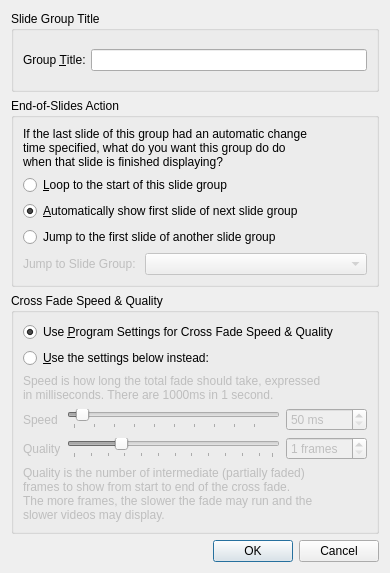
Old version of the form src/SlideGroupSettingsDialog.ui in the repository google-code-export/dviz.
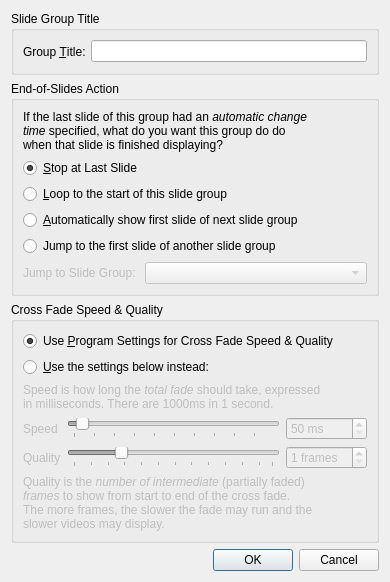
New version of the form.

Commit message: Completed basic implementation of Issue # 33 for Phonon support for Videos. Insert videos via the Insert menu in the main window. Also in this revision is prototype code in 3rdparty/transparent_web for a 'mirror' widget, specifically for use with a QWebView. This code will form the basis for the controls for a WebSlideGroup - to be added soon.

Diff of the .ui file:
```diff
--- a/src/SlideGroupSettingsDialog.ui
+++ b/src/SlideGroupSettingsDialog.ui
@@ -7,7 +7,7 @@
     <x>0</x>
     <y>0</y>
     <width>390</width>
-    <height>573</height>
+    <height>582</height>
    </rect>
   </property>
   <property name="windowTitle">
@@ -45,9 +45,26 @@
       <item>
        <widget class="QLabel" name="label">
         <property name="text">
-         <string>If the last slide of this group had an automatic change
-time specified, what do you want this group do do
-when that slide is finished displaying?</string>
+         <string>&lt;!DOCTYPE HTML PUBLIC &quot;-//W3C//DTD HTML 4.0//EN&quot; &quot;http://www.w3.org/TR/REC-html40/strict.dtd&quot;&gt;
+&lt;html&gt;&lt;head&gt;&lt;meta name=&quot;qrichtext&quot; content=&quot;1&quot; /&gt;&lt;style type=&quot;text/css&quot;&gt;
+p, li { white-space: pre-wrap; }
+&lt;/style&gt;&lt;/head&gt;&lt;body style=&quot; font-family:'Sans Serif'; font-size:9pt; font-weight:400; font-style:normal;&quot;&gt;
+&lt;table style=&quot;-qt-table-type: root; margin-top:4px; margin-bottom:4px; margin-left:4px; margin-right:4px;&quot;&gt;
+&lt;tr&gt;
+&lt;td style=&quot;border: none;&quot;&gt;
+&lt;p style=&quot; margin-top:0px; margin-bottom:0px; margin-left:0px; margin-right:0px; -qt-block-indent:0; text-indent:0px;&quot;&gt;If the last slide of this group had an &lt;span style=&quot; font-style:italic;&quot;&gt;automatic change&lt;/span&gt;&lt;/p&gt;
+&lt;p style=&quot; margin-top:0px; margin-bottom:0px; margin-left:0px; margin-right:0px; -qt-block-indent:0; text-indent:0px;&quot;&gt;&lt;span style=&quot; font-style:italic;&quot;&gt;time&lt;/span&gt; specified, what do you want this group do do&lt;/p&gt;
+&lt;p style=&quot; margin-top:0px; margin-bottom:0px; margin-left:0px; margin-right:0px; -qt-block-indent:0; text-indent:0px;&quot;&gt;when that slide is finished displaying?&lt;/p&gt;&lt;/td&gt;&lt;/tr&gt;&lt;/table&gt;&lt;/body&gt;&lt;/html&gt;</string>
+        </property>
+       </widget>
+      </item>
+      <item>
+       <widget class="QRadioButton" name="rStop">
+        <property name="text">
+         <string>&amp;Stop at Last Slide</string>
+        </property>
+        <property name="checked">
+         <bool>true</bool>
         </property>
        </widget>
       </item>
@@ -63,9 +80,12 @@
         <property name="text">
          <string>&amp;Automatically show first slide of next slide group</string>
         </property>
-        <property name="checked">
+        <property name="checkable">
          <bool>true</bool>
         </property>
+        <property name="checked">
+         <bool>false</bool>
+        </property>
        </widget>
       </item>
       <item>
@@ -141,8 +161,15 @@
          <item>
           <widget class="QLabel" name="label_6">
            <property name="text">
-            <string>Speed is how long the total fade should take, expressed
-in milliseconds. There are 1000ms in 1 second.</string>
+            <string>&lt;!DOCTYPE HTML PUBLIC &quot;-//W3C//DTD HTML 4.0//EN&quot; &quot;http://www.w3.org/TR/REC-html40/strict.dtd&quot;&gt;
+&lt;html&gt;&lt;head&gt;&lt;meta name=&quot;qrichtext&quot; content=&quot;1&quot; /&gt;&lt;style type=&quot;text/css&quot;&gt;
+p, li { white-space: pre-wrap; }
+&lt;/style&gt;&lt;/head&gt;&lt;body style=&quot; font-family:'Sans Serif'; font-size:9pt; font-weight:400; font-style:normal;&quot;&gt;
+&lt;table style=&quot;-qt-table-type: root; margin-top:4px; margin-bottom:4px; margin-left:4px; margin-right:4px;&quot;&gt;
+&lt;tr&gt;
+&lt;td style=&quot;border: none;&quot;&gt;
+&lt;p style=&quot; margin-top:0px; margin-bottom:0px; margin-left:0px; margin-right:0px; -qt-block-indent:0; text-indent:0px;&quot;&gt;Speed is how long the&lt;span style=&quot; font-style:italic;&quot;&gt; total fade&lt;/span&gt; should take, expressed&lt;/p&gt;
+&lt;p style=&quot; margin-top:0px; margin-bottom:0px; margin-left:0px; margin-right:0px; -qt-block-indent:0; text-indent:0px;&quot;&gt;in milliseconds. There are 1000ms in 1 second.&lt;/p&gt;&lt;/td&gt;&lt;/tr&gt;&lt;/table&gt;&lt;/body&gt;&lt;/html&gt;</string>
            </property>
           </widget>
          </item>
@@ -255,10 +282,17 @@
          <item>
           <widget class="QLabel" name="label_7">
            <property name="text">
-            <string>Quality is the number of intermediate (partially faded)
-frames to show from start to end of the cross fade. 
-The more frames, the slower the fade may run and the
-slower videos may display.</string>
+            <string>&lt;!DOCTYPE HTML PUBLIC &quot;-//W3C//DTD HTML 4.0//EN&quot; &quot;http://www.w3.org/TR/REC-html40/strict.dtd&quot;&gt;
+&lt;html&gt;&lt;head&gt;&lt;meta name=&quot;qrichtext&quot; content=&quot;1&quot; /&gt;&lt;style type=&quot;text/css&quot;&gt;
+p, li { white-space: pre-wrap; }
+&lt;/style&gt;&lt;/head&gt;&lt;body style=&quot; font-family:'Sans Serif'; font-size:9pt; font-weight:400; font-style:normal;&quot;&gt;
+&lt;table style=&quot;-qt-table-type: root; margin-top:4px; margin-bottom:4px; margin-left:4px; margin-right:4px;&quot;&gt;
+&lt;tr&gt;
+&lt;td style=&quot;border: none;&quot;&gt;
+&lt;p style=&quot; margin-top:0px; margin-bottom:0px; margin-left:0px; margin-right:0px; -qt-block-indent:0; text-indent:0px;&quot;&gt;Quality is the &lt;span style=&quot; font-style:italic;&quot;&gt;number of intermediate &lt;/span&gt;(partially faded)&lt;/p&gt;
+&lt;p style=&quot; margin-top:0px; margin-bottom:0px; margin-left:0px; margin-right:0px; -qt-block-indent:0; text-indent:0px;&quot;&gt;&lt;span style=&quot; font-style:italic;&quot;&gt;frames&lt;/span&gt; to show from start to end of the cross fade. &lt;/p&gt;
+&lt;p style=&quot; margin-top:0px; margin-bottom:0px; margin-left:0px; margin-right:0px; -qt-block-indent:0; text-indent:0px;&quot;&gt;The more frames, the slower the fade may run and the&lt;/p&gt;
+&lt;p style=&quot; margin-top:0px; margin-bottom:0px; margin-left:0px; margin-right:0px; -qt-block-indent:0; text-indent:0px;&quot;&gt;slower videos may display.&lt;/p&gt;&lt;/td&gt;&lt;/tr&gt;&lt;/table&gt;&lt;/body&gt;&lt;/html&gt;</string>
            </property>
           </widget>
          </item>
```
The commit also changes 13 other files.
